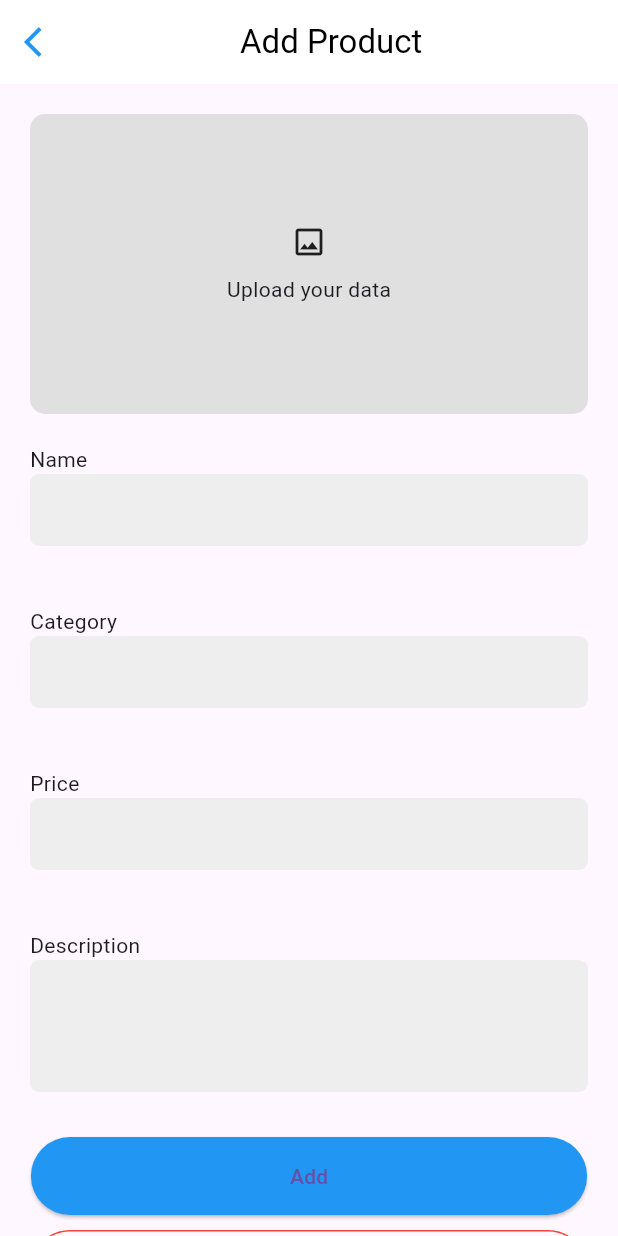
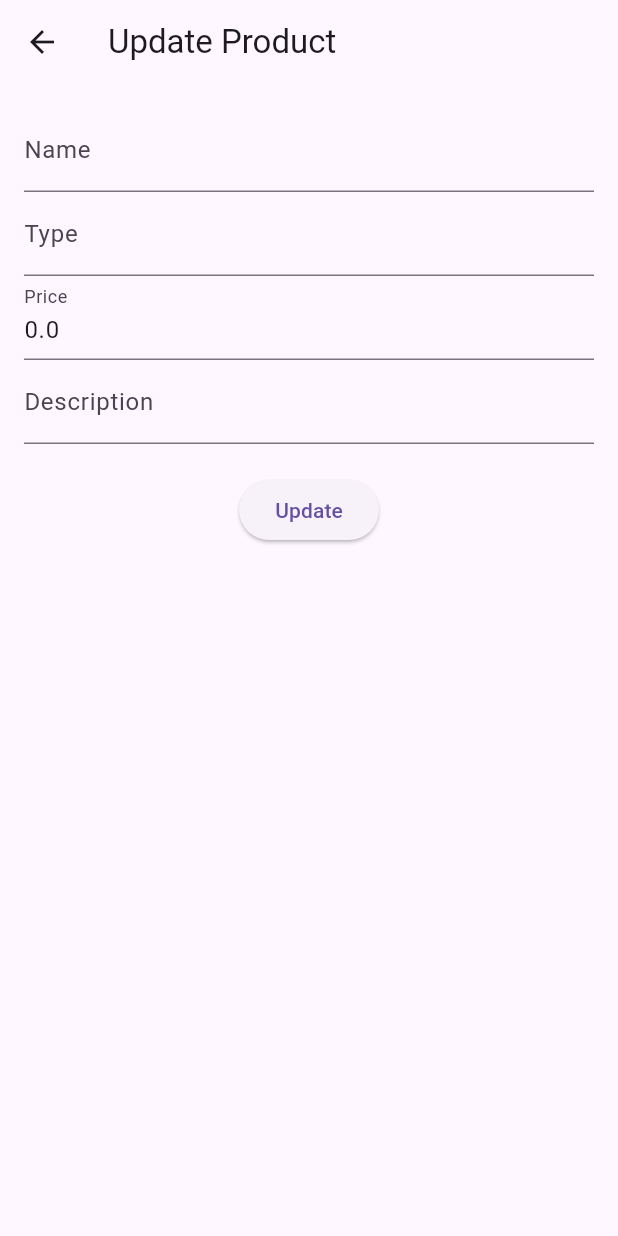
Before and after one commit to Fasikagebrehana/Mobile-Development-Internship, a Flutter app: the DetailsPage screen opened directly with empty values, after a tap on "UPDATE", on a phone screen of 412 x 824 dp. Run offline on Flutter 3.47's test engine with Material 3 defaults, Android fonts, the phone set to English and light mode, and no system bars; our stand-ins replace image_picker; missing offline and left inert: dart:ffi.

Commit message:
Finished update page

```diff
--- a/mobile/Fasika Gebrehana/lib/details_page.dart
+++ b/mobile/Fasika Gebrehana/lib/details_page.dart
@@ -2,6 +2,7 @@ import 'dart:io';
 
 import 'package:flutter/material.dart';
 import 'package:practice/product.dart';
+import 'package:practice/update.dart';
 
 import 'add.dart';
 
@@ -12,7 +13,8 @@ class DetailsPage extends StatelessWidget {
   @override
   Widget build(BuildContext context) {
     return Scaffold(
-      body: Padding(
+      body: SingleChildScrollView(
+        child: Padding(
           padding: const EdgeInsets.only(top: 29),
           child: Column(
             crossAxisAlignment: CrossAxisAlignment.start,
@@ -101,7 +103,8 @@ class DetailsPage extends StatelessWidget {
                     SizedBox(height: 20),
                     Text(
                       "Size:",
-                    style: TextStyle(fontSize: 18, fontWeight: FontWeight.bold),
+                      style:
+                          TextStyle(fontSize: 18, fontWeight: FontWeight.bold),
                     ),
                     SizedBox(height: 8),
                     ShoeSize(),
@@ -110,8 +113,8 @@ class DetailsPage extends StatelessWidget {
                       padding: const EdgeInsets.only(top: 20, bottom: 20),
                       child: Text(
                         product.description,
-                      style:
-                          TextStyle(fontSize: 17, fontWeight: FontWeight.w400),
+                        style: TextStyle(
+                            fontSize: 17, fontWeight: FontWeight.w400),
                       ),
                     ),
                     SizedBox(height: 60),
@@ -133,8 +136,13 @@ class DetailsPage extends StatelessWidget {
                         Expanded(
                           child: ElevatedButton(
                             onPressed: () {
-                            Navigator.push(context,
-                                MaterialPageRoute(builder: (context) => Add()));
+                              Navigator.push(
+                                context,
+                                MaterialPageRoute(
+                                  builder: (context) =>
+                                      UpdatePage(product: product),
+                                ),
+                              );
                             },
                             child: Text("UPDATE"),
                             style: ElevatedButton.styleFrom(
@@ -149,6 +157,7 @@ class DetailsPage extends StatelessWidget {
                 ),
               ),
             ],
+          ),
         ),
       ),
     );
--- /dev/null
+++ b/mobile/Fasika Gebrehana/lib/update.dart
@@ -0,0 +1,102 @@
+import 'package:flutter/material.dart';
+import 'package:provider/provider.dart';
+import 'product.dart';
+import 'productprovider.dart';
+
+class UpdatePage extends StatelessWidget {
+  final Product product;
+
+  const UpdatePage({Key? key, required this.product}) : super(key: key);
+
+  @override
+  Widget build(BuildContext context) {
+    return Scaffold(
+      appBar: AppBar(
+        title: Text('Update Product'),
+      ),
+      body: Padding(
+        padding: const EdgeInsets.all(16.0),
+        child: UpdateForm(product: product),
+      ),
+    );
+  }
+}
+
+class UpdateForm extends StatefulWidget {
+  final Product product;
+
+  const UpdateForm({Key? key, required this.product}) : super(key: key);
+
+  @override
+  _UpdateFormState createState() => _UpdateFormState();
+}
+
+class _UpdateFormState extends State<UpdateForm> {
+  late TextEditingController _nameController;
+  late TextEditingController _typeController;
+  late TextEditingController _priceController;
+  late TextEditingController _descriptionController;
+
+  @override
+  void initState() {
+    super.initState();
+    _nameController = TextEditingController(text: widget.product.name);
+    _typeController = TextEditingController(text: widget.product.type);
+    _priceController =
+        TextEditingController(text: widget.product.price.toString());
+    _descriptionController =
+        TextEditingController(text: widget.product.description);
+  }
+
+  @override
+  void dispose() {
+    _nameController.dispose();
+    _typeController.dispose();
+    _priceController.dispose();
+    _descriptionController.dispose();
+    super.dispose();
+  }
+
+  @override
+  Widget build(BuildContext context) {
+    return Column(
+      children: [
+        TextField(
+          controller: _nameController,
+          decoration: InputDecoration(labelText: 'Name'),
+        ),
+        TextField(
+          controller: _typeController,
+          decoration: InputDecoration(labelText: 'Type'),
+        ),
+        TextField(
+          controller: _priceController,
+          decoration: InputDecoration(labelText: 'Price'),
+          keyboardType: TextInputType.number,
+        ),
+        TextField(
+          controller: _descriptionController,
+          decoration: InputDecoration(labelText: 'Description'),
+        ),
+        SizedBox(height: 20),
+        ElevatedButton(
+          onPressed: () {
+            Product updatedProduct = Product(
+              name: _nameController.text,
+              type: _typeController.text,
+              price: double.parse(_priceController.text),
+              description: _descriptionController.text,
+              imagePath: widget.product.imagePath,
+              rating: widget.product.rating,
+            );
+
+            Provider.of<ProductProvider>(context, listen: false)
+                .updateProduct(updatedProduct);
+            Navigator.of(context).pop();
+          },
+          child: Text('Update'),
+        ),
+      ],
+    );
+  }
+}
```
Also changed, not shown: mobile/Fasika Gebrehana/lib/main.dart (+12 -1 lines), mobile/Fasika Gebrehana/lib/productprovider.dart (+8 -0 lines). Lines whose indentation alone changed are shown as unchanged.
